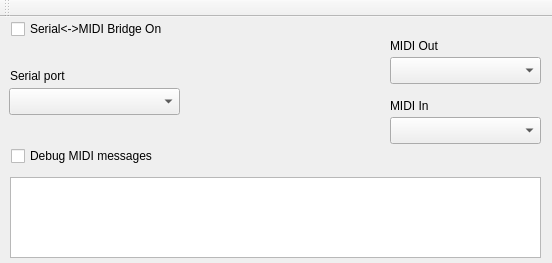
Above: mainwindow.ui from projectgus/hairless-midiserial before the change. Below: the same form after it.
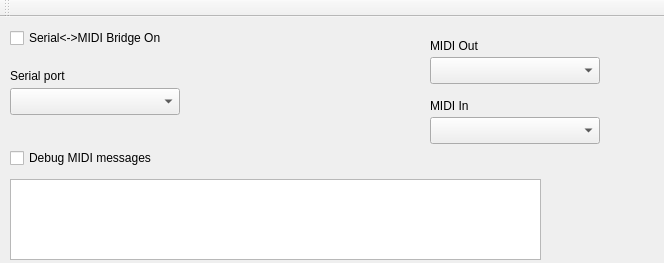
That is the form after the change. Icons and pictures are not drawn.

```diff
--- a/mainwindow.ui
+++ b/mainwindow.ui
@@ -6,7 +6,7 @@
    <rect>
     <x>0</x>
     <y>0</y>
-    <width>552</width>
+    <width>664</width>
     <height>263</height>
    </rect>
   </property>
@@ -24,7 +24,7 @@
     <property name="geometry">
      <rect>
       <x>10</x>
-      <y>160</y>
+      <y>162</y>
       <width>531</width>
       <height>81</height>
      </rect>
@@ -36,7 +36,7 @@
    <widget class="QLabel" name="label_4">
     <property name="geometry">
      <rect>
-      <x>190</x>
+      <x>210</x>
       <y>30</y>
       <width>201</width>
       <height>91</height>
@@ -71,8 +71,8 @@
    <widget class="QCheckBox" name="chk_on">
     <property name="geometry">
      <rect>
-      <x>11</x>
-      <y>1</y>
+      <x>10</x>
+      <y>10</y>
       <width>185</width>
       <height>22</height>
      </rect>
@@ -84,8 +84,8 @@
    <widget class="QCheckBox" name="chk_debug">
     <property name="geometry">
      <rect>
-      <x>11</x>
-      <y>128</y>
+      <x>10</x>
+      <y>130</y>
       <width>171</width>
       <height>22</height>
      </rect>
@@ -97,9 +97,9 @@
    <widget class="QComboBox" name="cmbMidiIn">
     <property name="geometry">
      <rect>
-      <x>390</x>
+      <x>430</x>
       <y>100</y>
-      <width>151</width>
+      <width>170</width>
       <height>27</height>
      </rect>
     </property>
@@ -107,7 +107,7 @@
    <widget class="QLabel" name="label_2">
     <property name="geometry">
      <rect>
-      <x>390</x>
+      <x>430</x>
       <y>20</y>
       <width>175</width>
       <height>17</height>
@@ -126,7 +126,7 @@
    <widget class="QLabel" name="label_3">
     <property name="geometry">
      <rect>
-      <x>390</x>
+      <x>430</x>
       <y>80</y>
       <width>149</width>
       <height>17</height>
@@ -145,9 +145,9 @@
    <widget class="QComboBox" name="cmbMidiOut">
     <property name="geometry">
      <rect>
-      <x>390</x>
+      <x>430</x>
       <y>40</y>
-      <width>151</width>
+      <width>170</width>
       <height>27</height>
      </rect>
     </property>
@@ -155,9 +155,9 @@
    <widget class="QComboBox" name="cmbSerial">
     <property name="geometry">
      <rect>
-      <x>9</x>
+      <x>10</x>
       <y>71</y>
-      <width>171</width>
+      <width>170</width>
       <height>27</height>
      </rect>
     </property>
```
Left out of the diff: 48 changed lines with no effect on the pictures.
